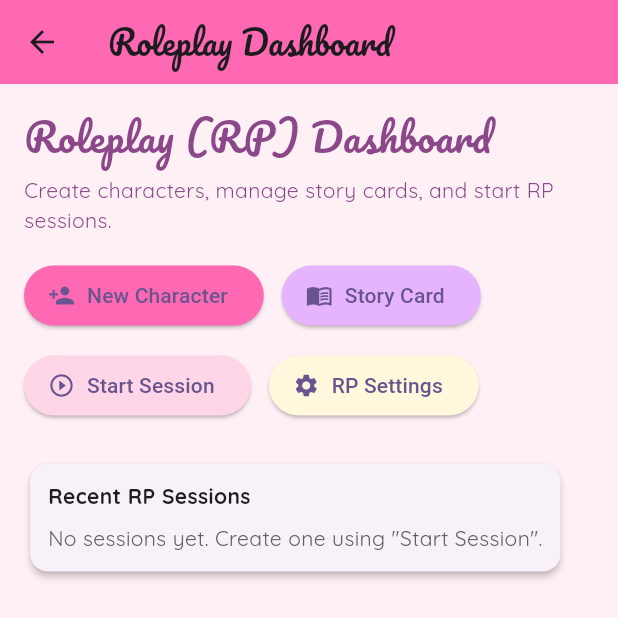
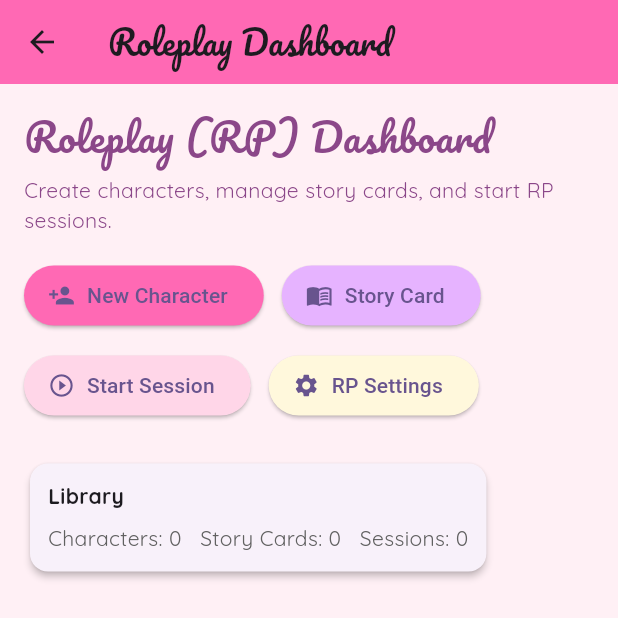
Before and after one commit to KleaSCM/Nira, a Flutter app: the RolePlayDashboard screen opened directly, on a phone screen of 412 x 824 dp. Shown: the top 618 px of the screen. Run offline on Flutter 3.47's test engine with Material 3 defaults, Android fonts, the phone set to English and light mode, and no system bars; our stand-ins replace flutter_animate, google_fonts, sqflite; accounts and stored records are empty; network calls fail.

Commit message:
Implement character and story card persistence with SQLite; add RolePlayRepository and models

```diff
--- a/frontend/lib/RolePlay/RolePlayDashboard.dart
+++ b/frontend/lib/RolePlay/RolePlayDashboard.dart
@@ -4,6 +4,8 @@ import 'CharacterEditor.dart';
 import 'StoryCardEditor.dart';
 import 'SessionManager.dart';
 import 'RolePlaySettings.dart';
+import 'roleplay_models.dart';
+import 'roleplay_repository.dart';
 
 const Color rpBackground = Color(0xFFFFF0F5);
 const Color rpAccent = Color(0xFFFF69B4);
@@ -14,6 +16,8 @@ class RolePlayDashboard extends StatelessWidget {
 
   @override
   Widget build(BuildContext context) {
+    final repo = RolePlayRepository();
+
     return Scaffold(
       backgroundColor: rpBackground,
       appBar: AppBar(
@@ -54,11 +58,9 @@ class RolePlayDashboard extends StatelessWidget {
                 ElevatedButton.icon(
                   style: ElevatedButton.styleFrom(backgroundColor: Color(0xFFFFF8DC)),
                   onPressed: () async {
-                    // Open RP Settings screen
                     final result = await Navigator.push(context, MaterialPageRoute(builder: (_) => const RolePlaySettings()));
-                    // result can be a Map<String, dynamic> with saved settings (persist as needed)
                     if (result != null) {
-                      // TODO: persist or apply the returned settings
+                      // TODO: persist or apply the returned settings (SharedPreferences/DB)
                     }
                   },
                   icon: const Icon(Icons.settings),
@@ -67,19 +69,38 @@ class RolePlayDashboard extends StatelessWidget {
               ],
             ),
             const SizedBox(height: 24),
-            Card(
+            FutureBuilder<List<dynamic>>(
+              // Let type inference handle the Future.wait generic parameter
+              future: Future.wait([
+                repo.getCharacters(),
+                repo.getStoryCards(),
+                repo.getSessions(),
+              ]),
+              builder: (context, snapshot) {
+                if (!snapshot.hasData) {
+                  return const SizedBox(
+                    height: 64,
+                    child: Center(child: CircularProgressIndicator()),
+                  );
+                }
+                final chars = (snapshot.data![0] as List).length;
+                final cards = (snapshot.data![1] as List).length;
+                final sessions = (snapshot.data![2] as List).length;
+                return Card(
                   elevation: 2,
                   child: Padding(
                     padding: const EdgeInsets.all(12),
                     child: Column(
                       crossAxisAlignment: CrossAxisAlignment.start,
                       children: [
-                    Text('Recent RP Sessions', style: GoogleFonts.quicksand(fontWeight: FontWeight.w700)),
+                        Text('Library', style: GoogleFonts.quicksand(fontWeight: FontWeight.w700)),
                         const SizedBox(height: 8),
-                    Text('No sessions yet. Create one using "Start Session".', style: GoogleFonts.quicksand(color: Colors.grey[700])),
+                        Text('Characters: $chars   Story Cards: $cards   Sessions: $sessions', style: GoogleFonts.quicksand(color: Colors.grey[700])),
                       ],
                     ),
                   ),
+                );
+              },
             ),
           ],
         ),
--- /dev/null
+++ b/frontend/lib/RolePlay/roleplay_models.dart
@@ -0,0 +1,67 @@
+class RPCharacter {
+  int? id;
+  String name;
+  String description;
+
+  RPCharacter({this.id, required this.name, required this.description});
+
+  Map<String, dynamic> toMap() => {
+        if (id != null) 'id': id,
+        'name': name,
+        'description': description,
+      };
+
+  factory RPCharacter.fromMap(Map<String, dynamic> m) => RPCharacter(
+        id: m['id'] as int?,
+        name: m['name'] as String,
+        description: m['description'] as String,
+      );
+}
+
+class RPStoryCard {
+  int? id;
+  String title;
+  String content;
+
+  RPStoryCard({this.id, required this.title, required this.content});
+
+  Map<String, dynamic> toMap() => {
+        if (id != null) 'id': id,
+        'title': title,
+        'content': content,
+      };
+
+  factory RPStoryCard.fromMap(Map<String, dynamic> m) => RPStoryCard(
+        id: m['id'] as int?,
+        title: m['title'] as String,
+        content: m['content'] as String,
+      );
+}
+
+class RPSession {
+  int? id;
+  String name;
+  String metadata;
+  int createdAt;
+
+  RPSession({
+    this.id,
+    required this.name,
+    this.metadata = '',
+    required this.createdAt,
+  });
+
+  Map<String, dynamic> toMap() => {
+        if (id != null) 'id': id,
+        'name': name,
+        'metadata': metadata,
+        'created_at': createdAt,
+      };
+
+  factory RPSession.fromMap(Map<String, dynamic> m) => RPSession(
+        id: m['id'] as int?,
+        name: m['name'] as String,
+        metadata: (m['metadata'] as String?) ?? '',
+        createdAt: m['created_at'] as int,
+      );
+}
--- a/frontend/pubspec.yaml
+++ b/frontend/pubspec.yaml
@@ -13,6 +13,8 @@ dependencies:
   cupertino_icons: ^1.0.0
   google_fonts: ^5.1.0
   flutter_animate: ^4.2.0
+  sqflite: ^2.2.8
+path: ^1.8.3
 
 dev_dependencies:
   flutter_test:
```
Also changed, not shown: frontend/lib/RolePlay/CharacterEditor.dart (+9 -3 lines), frontend/lib/RolePlay/SessionManager.dart (+24 -5 lines), frontend/lib/RolePlay/StoryCardEditor.dart (+9 -3 lines), frontend/lib/RolePlay/roleplay_repository.dart (added, +79 -0 lines). Lines whose indentation alone changed are shown as unchanged.
